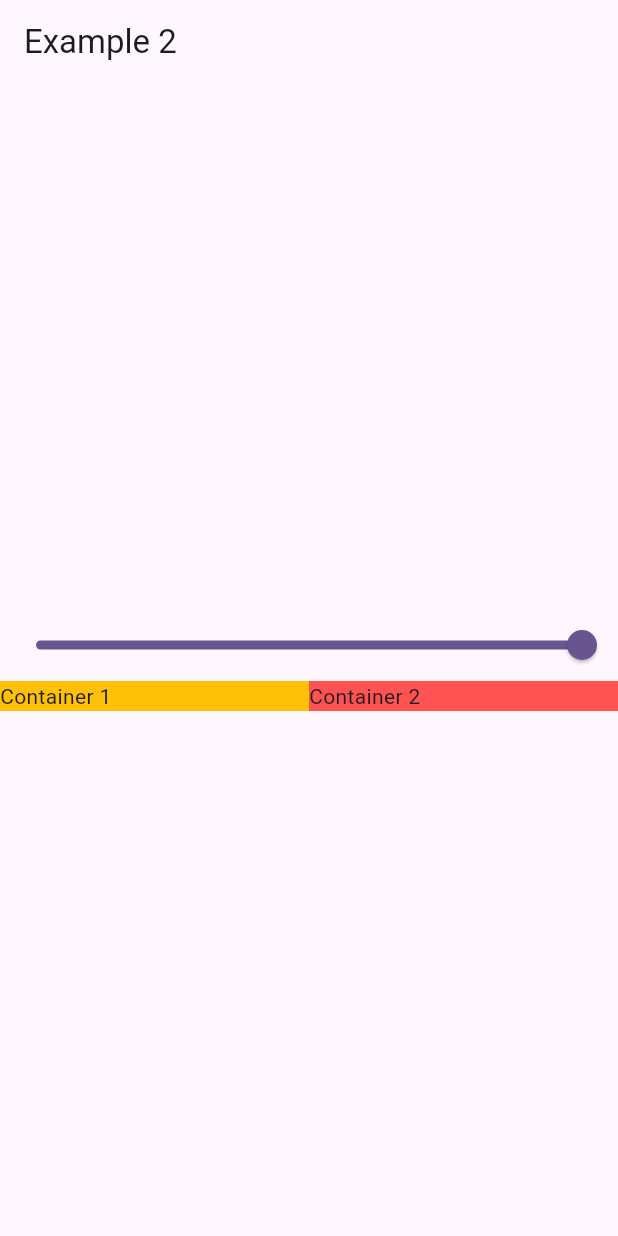
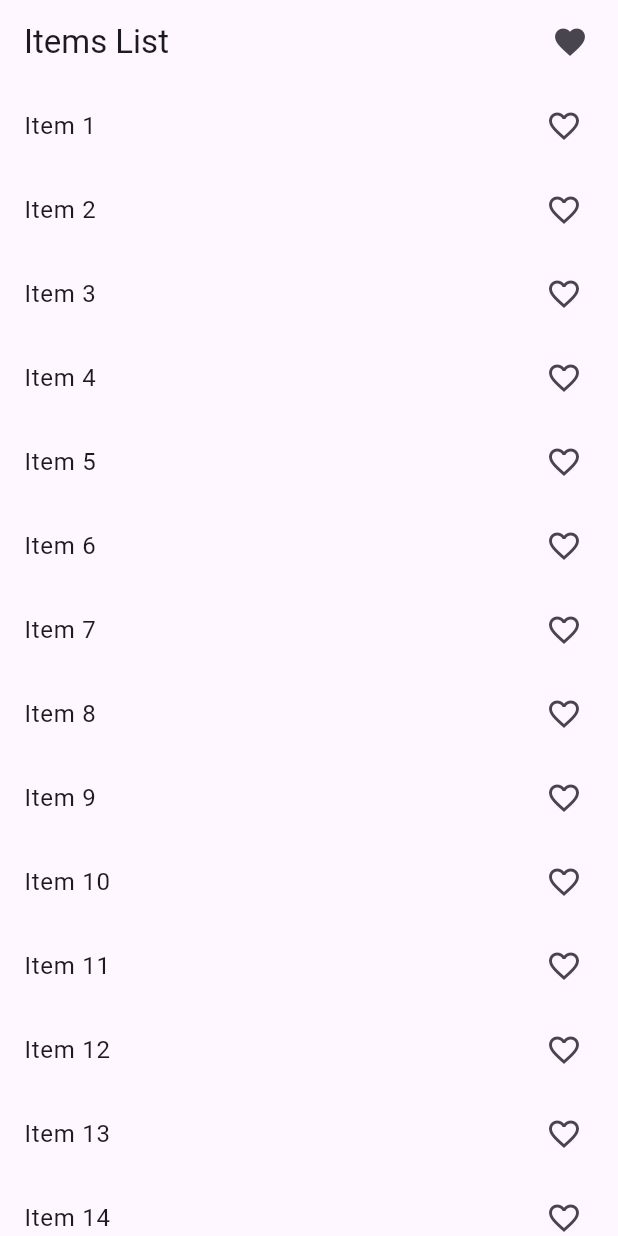
Before and after one commit to Repos-By-Aryan/Provider, a Flutter app: the screen it shows after launch, on a phone screen of 412 x 824 dp. Run offline on Flutter 3.47's test engine with Material 3 defaults, Android fonts, the phone set to English and light mode, and no system bars.

Commit message:
Favourite App

```diff
--- /dev/null
+++ b/lib/Favourite/favourite_items.dart
@@ -0,0 +1,60 @@
+import 'package:flutter/material.dart';
+import 'package:provider/provider.dart';
+import 'package:provider_tutorials/Favourite/favourite_provider.dart';
+import 'package:provider_tutorials/Favourite/my_favourites.dart';
+
+class FavouriteItem extends StatefulWidget {
+  const FavouriteItem({super.key});
+
+  @override
+  State<FavouriteItem> createState() => _FavouriteItemState();
+}
+
+
+class _FavouriteItemState extends State<FavouriteItem> {
+
+  @override
+  Widget build(BuildContext context) {
+    final provider = Provider.of<FavouriteProvider>(context,listen: false);
+    return Scaffold(
+      appBar: AppBar(
+        title: Text('Items List'),
+        actions: [
+          InkWell(
+            onTap:() {
+              Navigator.push(context, MaterialPageRoute(builder: (context) => MyFavourites()));
+            } ,
+            child: Icon(Icons.favorite),
+          ),
+          SizedBox(width: 20,)
+        ],
+      ),
+      body: Column(
+        children: [
+          Expanded(
+            child: ListView.builder(
+              itemCount: 1000,
+                itemBuilder: (context, index){
+                return Consumer<FavouriteProvider>(
+                  builder: (context,value,child){
+                    return ListTile(
+                      onTap: (){
+                        if(value.selectedItem.contains(index)){
+                          value.removeItem(index);
+                        }
+                        else{
+                        value.addItem(index);
+                        }
+                      },
+                      title: Text('Item '+ (index+1).toString()),
+                      trailing: Icon(value.selectedItem.contains(index)? Icons.favorite:Icons.favorite_border_outlined),
+                    );
+                  },
+                );
+                }),
+          ),
+        ],
+      ),
+    );
+  }
+}
--- /dev/null
+++ b/lib/Favourite/favourite_provider.dart
@@ -0,0 +1,15 @@
+import 'package:flutter/foundation.dart';
+
+class FavouriteProvider with ChangeNotifier{
+  List<int> _selectedItem = [];
+  List<int> get selectedItem => _selectedItem;
+
+  void addItem(int index){
+    _selectedItem.add(index);
+    notifyListeners();
+  }
+  void removeItem(int index){
+    _selectedItem.remove(index);
+    notifyListeners();
+  }
+}
--- a/lib/main.dart
+++ b/lib/main.dart
@@ -1,9 +1,11 @@
 import 'package:flutter/material.dart';
 import 'package:provider/provider.dart';
 import 'package:provider_tutorials/ExampleTwo/example_two.dart';
+import 'package:provider_tutorials/Favourite/favourite_items.dart';
 import 'package:provider_tutorials/count_example.dart';
 
 import 'ExampleTwo/example_two_provider.dart';
+import 'Favourite/favourite_provider.dart';
 import 'count_provider.dart';
 
 void main() {
@@ -20,6 +22,8 @@ class MyApp extends StatelessWidget {
       providers: [
         ChangeNotifierProvider(create: (_)=> CountProvider()),
         ChangeNotifierProvider(create: (_)=> ExampleTwoProvider()),
+        ChangeNotifierProvider(create: (_)=> FavouriteProvider()),
+
       ],
       child: MaterialApp(
           title: 'Flutter Demo',
@@ -27,7 +31,7 @@ class MyApp extends StatelessWidget {
             colorScheme: ColorScheme.fromSeed(seedColor: Colors.deepPurple),
             useMaterial3: true,
           ),
-          home: const ExampleTwo(),
+          home: const FavouriteItem(),
       ),
     );
   }
```
Also changed, not shown: lib/Favourite/my_favourites.dart (added, +56 -0 lines).
